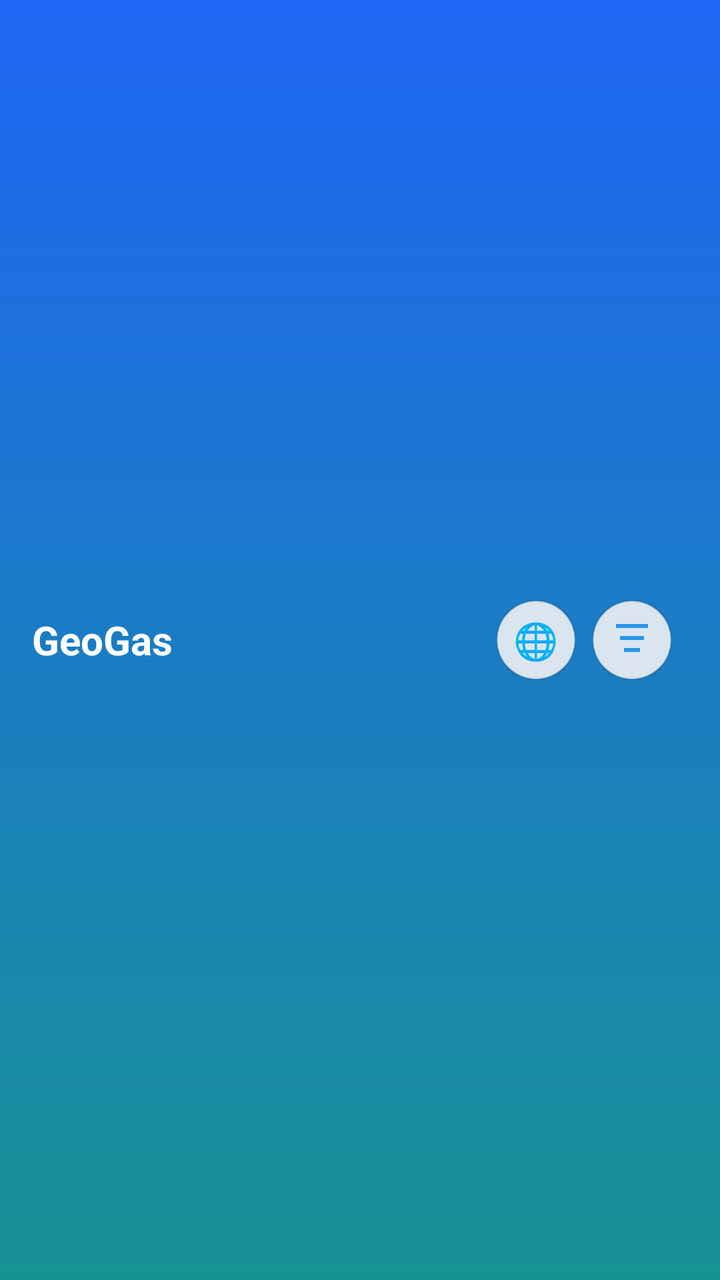
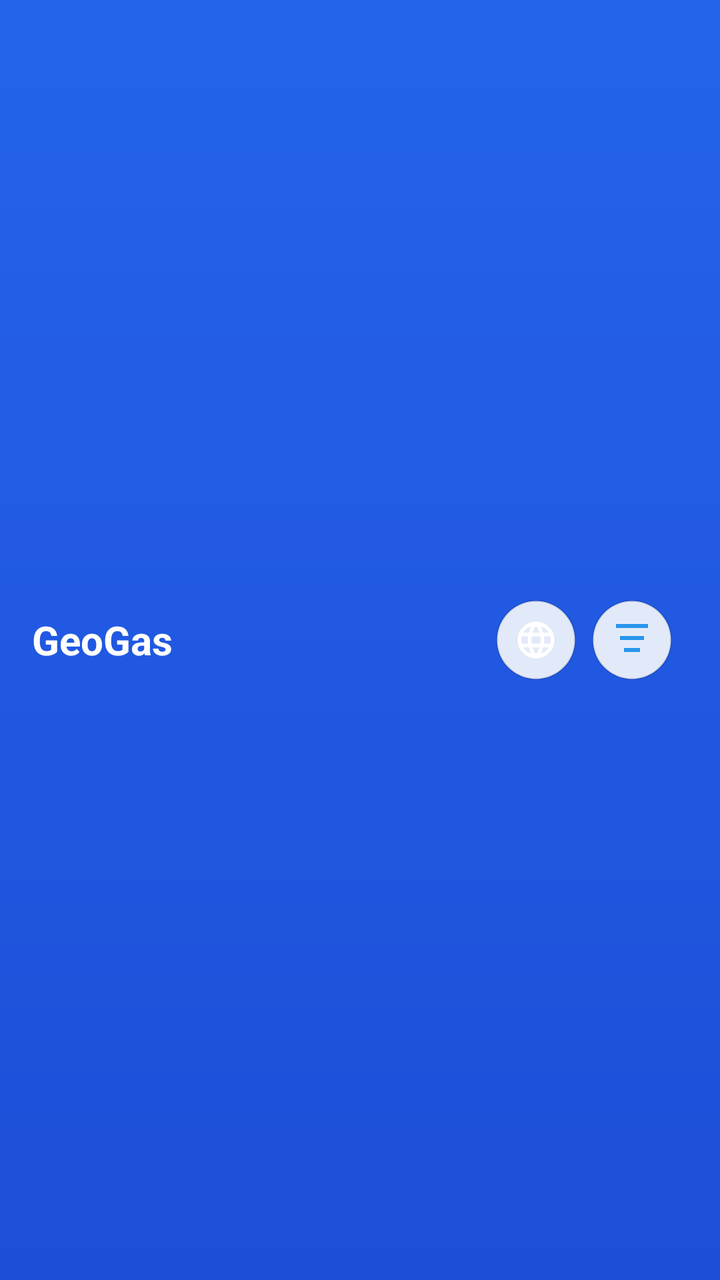

Compare the two renders of this Android layout. The source of the first and the diff that turns it into the second are given below.
<!-- AndroidManifest.xml: application theme Theme.App.Starting -->
<!-- res/layout/toolbar_main.xml -->
<?xml version="1.0" encoding="utf-8"?>

<androidx.appcompat.widget.Toolbar
    xmlns:android="http://schemas.android.com/apk/res/android"
    xmlns:app="http://schemas.android.com/apk/res-auto"
    android:id="@+id/toolbar"
    android:layout_width="match_parent"
    android:layout_height="?attr/actionBarSize"
    android:background="@drawable/header_gradient"
    android:elevation="4dp"
    android:theme="@style/ThemeOverlay.AppCompat.Dark.ActionBar"
    app:popupTheme="@style/ThemeOverlay.AppCompat.Light">

    <RelativeLayout
        android:layout_width="match_parent"
        android:layout_height="match_parent"
        android:paddingHorizontal="16dp">

        
        <TextView
            android:id="@+id/toolbar_title"
            android:layout_width="wrap_content"
            android:layout_height="wrap_content"
            android:layout_centerVertical="true"
            android:text="@string/app_name"
            android:textColor="@android:color/white"
            android:textSize="20sp"
            android:textStyle="bold" />

        
        <LinearLayout
            android:id="@+id/toolbar_lang_container"
            android:layout_width="40dp"
            android:layout_height="40dp"
            android:layout_toStartOf="@id/toolbar_filters_container"
            android:layout_centerVertical="true"
            android:layout_marginEnd="8dp"
            android:background="@drawable/btn_circle_background_small"
            android:gravity="center"
            android:elevation="2dp">

            <TextView
                android:id="@+id/toolbar_lang_text"
                android:layout_width="wrap_content"
                android:layout_height="wrap_content"
                android:text="🌐"
                android:gravity="center"
                android:textSize="18sp" />
        </LinearLayout>

        
        <LinearLayout
            android:id="@+id/toolbar_filters_container"
            android:layout_width="40dp"
            android:layout_height="40dp"
            android:layout_alignParentEnd="true"
            android:layout_centerVertical="true"
            android:layout_marginEnd="8dp"
            android:background="@drawable/btn_circle_background_small"
            android:gravity="center"
            android:elevation="2dp">

            <ImageButton
                android:id="@+id/toolbar_filters_button"
                android:layout_width="24dp"
                android:layout_height="24dp"
                android:background="@android:color/transparent"
                android:src="@drawable/ic_filter_pro"
                android:contentDescription="@string/content_desc_filters"
                android:scaleType="center" />

        </LinearLayout>

    </RelativeLayout>

</androidx.appcompat.widget.Toolbar>
<!-- resources referenced by this layout -->
<resources>
  <!-- drawable header_gradient (drawable) -->
  <?xml version="1.0" encoding="utf-8"?>
  
  <shape xmlns:android="http://schemas.android.com/apk/res/android">
      <gradient
          android:angle="90"
          android:endColor="@color/colorPrimary"
          android:startColor="@color/colorPrimaryDark" />
  
  </shape>
  <string name="app_name">GeoGas</string>
  <string name="content_desc_filters">Filtros</string>
  <style name="Theme.App.Starting" parent="Theme.SplashScreen">
          <item name="windowSplashScreenBackground">@color/colorPrimaryDark</item>
          <item name="windowSplashScreenAnimatedIcon">@android:color/transparent</item>
          <item name="postSplashScreenTheme">@style/Theme.GeoGas</item>
      </style>
  <color name="surfaceColorGlass">#E6EFF1F5</color>
  <color name="colorPrimary">#1E66F5</color>
  <color name="colorPrimaryDark">#179294</color>
  <style name="Theme.GeoGas" parent="Base.Theme.GeoGas" />
  <color name="colorAccent">#DF8E1D</color>
  <color name="backgroundColor">#EFF1F5</color>
  <color name="surfaceColor">#E6E9EF</color>
  <color name="textColorPrimary">#4C4F69</color>
  <color name="textColorSecondary">#6C6F85</color>
  <color name="fieldBackgroundColor">#121E66F5</color>
  <style name="GeoGas.AlertDialog.Title" parent="MaterialAlertDialog.MaterialComponents.Title.Text">
          <item name="android:textColor">@color/colorPrimary</item>
          <item name="android:textSize">20sp</item>
          <item name="android:textStyle">bold</item>
      </style>
  <style name="GeoGas.AlertDialog.Body" parent="MaterialAlertDialog.MaterialComponents.Body.Text">
          <item name="android:textColor">@color/textColorPrimary</item>
          <item name="android:textSize">16sp</item>
      </style>
  <style name="GeoGas.AlertDialog.Button" parent="Widget.MaterialComponents.Button.TextButton.Dialog">
          <item name="android:textColor">@color/colorPrimary</item>
          <item name="android:textStyle">bold</item>
      </style>
  <!-- unchanged entries left out for length: 4 -->
</resources>

<!-- the commit's change to res/layout/toolbar_main.xml (unified diff, before → after) -->
@@ -39,13 +39,15 @@
             android:gravity="center"
             android:elevation="2dp">
 
-            <TextView
+            <ImageView
                 android:id="@+id/toolbar_lang_text"
-                android:layout_width="wrap_content"
-                android:layout_height="wrap_content"
-                android:text="🌐"
+                android:layout_width="22dp"
+                android:layout_height="22dp"
+                android:src="@drawable/ic_language"
+                app:tint="@color/white"
+                android:contentDescription="@string/content_desc_language"
                 android:gravity="center"
-                android:textSize="18sp" />
+                android:scaleType="centerInside" />
         </LinearLayout>
 
         
<!-- resource entries referenced after the edit -->
@@ -1,5 +1,6 @@
 <!-- resources referenced by this layout -->
 <resources>
+  <color name="white">#FFFFFF</color>
   <!-- drawable header_gradient (drawable) -->
   <?xml version="1.0" encoding="utf-8"?>
   
@@ -10,23 +11,41 @@
           android:startColor="@color/colorPrimaryDark" />
   
   </shape>
+  <!-- drawable ic_language (drawable) -->
+  <?xml version="1.0" encoding="utf-8"?>
+  <vector xmlns:android="http://schemas.android.com/apk/res/android"
+      android:width="24dp"
+      android:height="24dp"
+      android:viewportWidth="24"
+      android:viewportHeight="24">
+      <path
+          android:fillColor="#FFFFFFFF"
+          android:pathData="M11.99,2C6.47,2 2,6.48 2,12s4.47,10 9.99,10C17.52,22 22,17.52 22,12S17.52,2 11.99,2zM18.92,8h-2.95c-0.32,-1.25 -0.78,-2.45 -1.38,-3.56 1.84,0.63 3.37,1.91 4.33,3.56zM12,4.04c0.83,1.2 1.48,2.53 1.91,3.96h-3.82c0.43,-1.43 1.08,-2.76 1.91,-3.96zM4.26,14C4.1,13.36 4,12.69 4,12s0.1,-1.36 0.26,-2h3.38c-0.08,0.66 -0.14,1.32 -0.14,2 0,0.68 0.06,1.34 0.14,2L4.26,14zM5.08,16h2.95c0.32,1.25 0.78,2.45 1.38,3.56 -1.84,-0.63 -3.37,-1.9 -4.33,-3.56zM8.03,8L5.08,8c0.96,-1.66 2.49,-2.93 4.33,-3.56C8.81,5.55 8.35,6.75 8.03,8zM12,19.96c-0.83,-1.2 -1.48,-2.53 -1.91,-3.96h3.82c-0.43,1.43 -1.08,2.76 -1.91,3.96zM14.34,14L9.66,14c-0.09,-0.66 -0.16,-1.32 -0.16,-2 0,-0.68 0.07,-1.35 0.16,-2h4.68c0.09,0.65 0.16,1.32 0.16,2 0,0.68 -0.07,1.34 -0.16,2zM14.59,19.56c0.6,-1.11 1.06,-2.31 1.38,-3.56h2.95c-0.96,1.65 -2.49,2.93 -4.33,3.56zM16.36,14c0.08,-0.66 0.14,-1.32 0.14,-2 0,-0.68 -0.06,-1.34 -0.14,-2h3.38c0.16,0.64 0.26,1.31 0.26,2s-0.1,1.36 -0.26,2h-3.38z" />
+  </vector>
   <string name="app_name">GeoGas</string>
   <string name="content_desc_filters">Filtros</string>
+  <string name="content_desc_language">Cambiar idioma</string>
   <style name="Theme.App.Starting" parent="Theme.SplashScreen">
           <item name="windowSplashScreenBackground">@color/colorPrimaryDark</item>
           <item name="windowSplashScreenAnimatedIcon">@android:color/transparent</item>
           <item name="postSplashScreenTheme">@style/Theme.GeoGas</item>
       </style>
-  <color name="surfaceColorGlass">#E6EFF1F5</color>
-  <color name="colorPrimary">#1E66F5</color>
-  <color name="colorPrimaryDark">#179294</color>
+  <color name="surfaceColorGlass">#E6F8FAFC</color>
+  <color name="colorPrimary">@color/brand_600</color>
+  <color name="colorPrimaryDark">@color/brand_700</color>
   <style name="Theme.GeoGas" parent="Base.Theme.GeoGas" />
-  <color name="colorAccent">#DF8E1D</color>
-  <color name="backgroundColor">#EFF1F5</color>
-  <color name="surfaceColor">#E6E9EF</color>
-  <color name="textColorPrimary">#4C4F69</color>
-  <color name="textColorSecondary">#6C6F85</color>
-  <color name="fieldBackgroundColor">#121E66F5</color>
+  <color name="brand_600">#2563EB</color>
+  <color name="brand_700">#1D4ED8</color>
+  <color name="colorAccent">@color/price_medium</color>
+  <color name="backgroundColor">@color/neutral_50</color>
+  <color name="surfaceColor">@color/white</color>
+  <color name="textColorPrimary">@color/neutral_900</color>
+  <color name="textColorSecondary">@color/neutral_500</color>
+  <color name="fieldBackgroundColor">#122563EB</color>
+  <color name="price_medium">#F59E0B</color>
+  <color name="neutral_50">#F8FAFC</color>
+  <color name="neutral_900">#0F172A</color>
+  <color name="neutral_500">#64748B</color>
   <style name="GeoGas.AlertDialog.Title" parent="MaterialAlertDialog.MaterialComponents.Title.Text">
           <item name="android:textColor">@color/colorPrimary</item>
           <item name="android:textSize">20sp</item>
